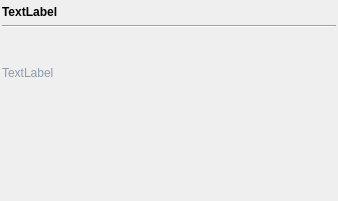
zkovari/plotlyst, file ui/grammar_popup.ui: the form before one commit.
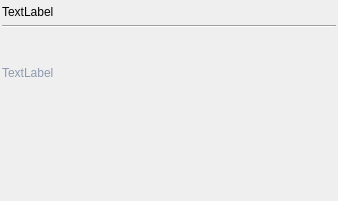
The form after the commit.

Patch:
```diff
--- a/ui/grammar_popup.ui
+++ b/ui/grammar_popup.ui
@@ -45,12 +45,6 @@
     <layout class="QHBoxLayout" name="horizontalLayout">
      <item>
       <widget class="QLabel" name="lblType">
-       <property name="font">
-        <font>
-         <weight>75</weight>
-         <bold>true</bold>
-        </font>
-       </property>
        <property name="styleSheet">
         <string notr="true"/>
        </property>
```
